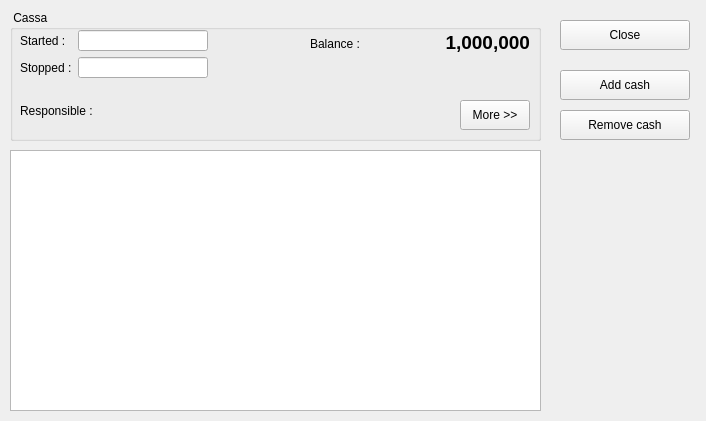
This is client/dlgcassa.ui in tbikfalvi/Belenus as Qt 5 draws it before an edit. The edited form follows.
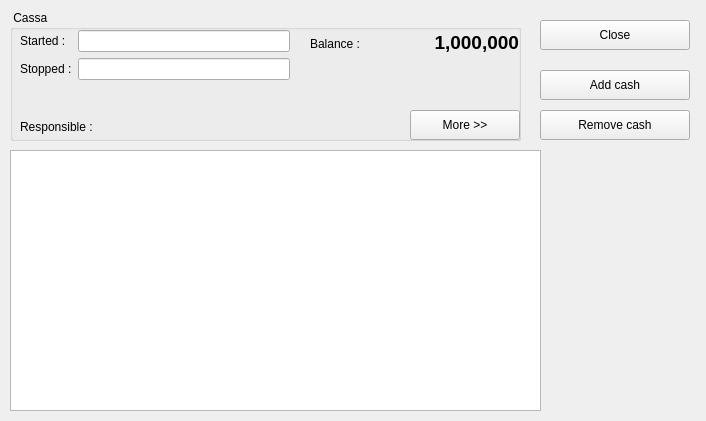
This is the edited form.

Commit message: Fejlec frissites azonnal

```diff
--- a/client/dlgcassa.ui
+++ b/client/dlgcassa.ui
@@ -46,7 +46,7 @@
     <rect>
      <x>10</x>
      <y>10</y>
-     <width>531</width>
+     <width>511</width>
      <height>131</height>
     </rect>
    </property>
@@ -71,7 +71,7 @@
      <rect>
       <x>369</x>
       <y>21</y>
-      <width>151</width>
+      <width>140</width>
       <height>23</height>
      </rect>
     </property>
@@ -92,9 +92,9 @@
    <widget class="QPushButton" name="pbMore">
     <property name="geometry">
      <rect>
-      <x>450</x>
-      <y>90</y>
-      <width>70</width>
+      <x>400</x>
+      <y>100</y>
+      <width>110</width>
       <height>30</height>
      </rect>
     </property>
@@ -111,13 +111,13 @@
      <bool>false</bool>
     </property>
    </widget>
-   <widget class="QWidget" name="">
+   <widget class="QWidget" name="layoutWidget">
     <property name="geometry">
      <rect>
       <x>10</x>
       <y>20</y>
-      <width>188</width>
-      <height>48</height>
+      <width>270</width>
+      <height>62</height>
      </rect>
     </property>
     <layout class="QFormLayout" name="formLayout">
@@ -143,11 +143,11 @@
      </item>
     </layout>
    </widget>
-   <widget class="QWidget" name="">
+   <widget class="QWidget" name="layoutWidget">
     <property name="geometry">
      <rect>
       <x>10</x>
-      <y>90</y>
+      <y>106</y>
       <width>371</width>
       <height>21</height>
      </rect>
@@ -173,9 +173,9 @@
   <widget class="QPushButton" name="pbClose">
    <property name="geometry">
     <rect>
-     <x>560</x>
+     <x>540</x>
      <y>20</y>
-     <width>130</width>
+     <width>150</width>
      <height>30</height>
     </rect>
    </property>
@@ -195,9 +195,9 @@
   <widget class="QPushButton" name="pbCashAdd">
    <property name="geometry">
     <rect>
-     <x>560</x>
+     <x>540</x>
      <y>70</y>
-     <width>130</width>
+     <width>150</width>
      <height>30</height>
     </rect>
    </property>
@@ -217,9 +217,9 @@
   <widget class="QPushButton" name="pbCashGet">
    <property name="geometry">
     <rect>
-     <x>560</x>
+     <x>540</x>
      <y>110</y>
-     <width>130</width>
+     <width>150</width>
      <height>30</height>
     </rect>
    </property>
```
The commit also changes 2 other files.
